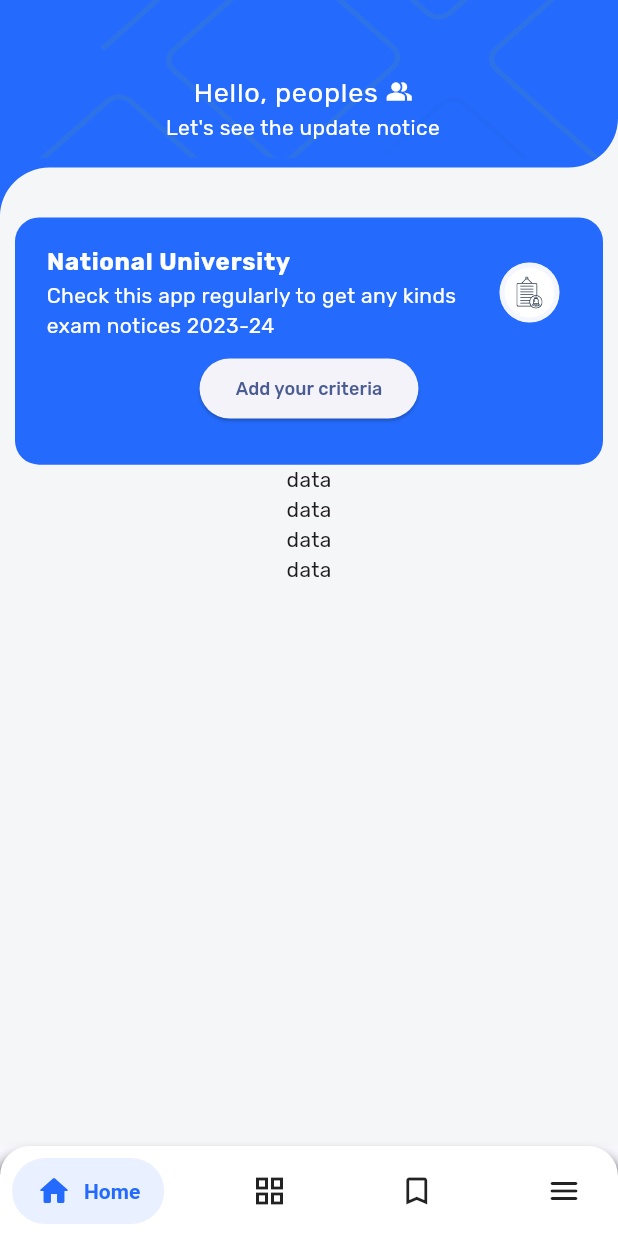
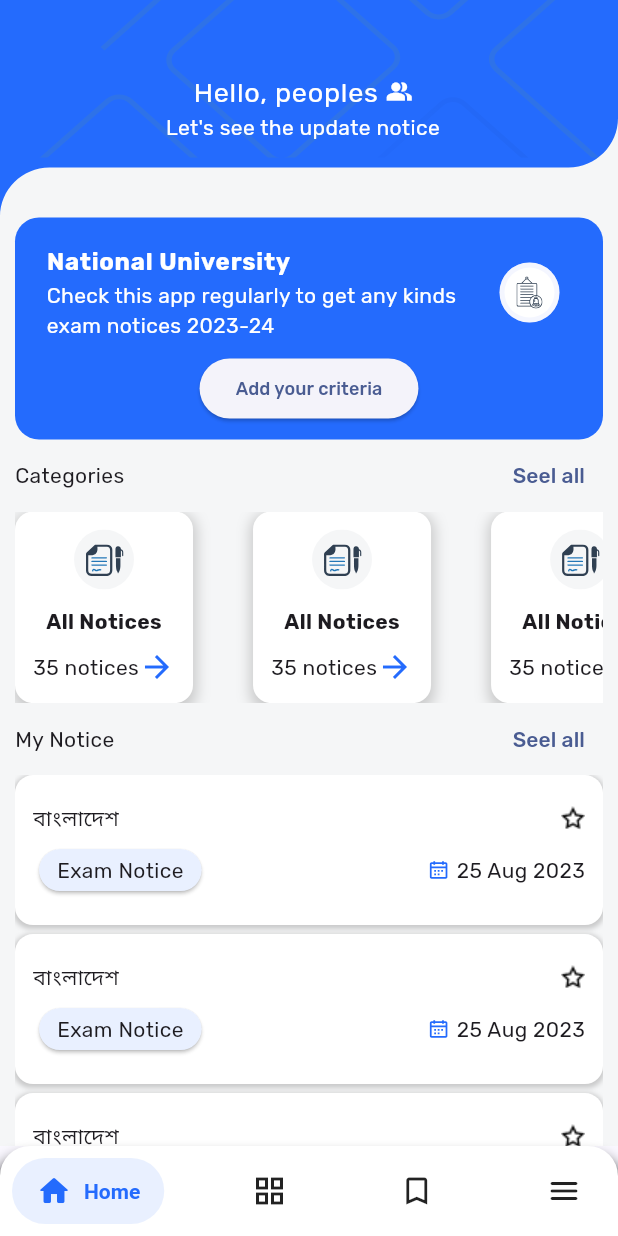
Before and after one commit to aacfahim/notice-board, a Flutter app: the screen it shows after launch, on a phone screen of 412 x 824 dp. Run offline on Flutter 3.47's test engine with Material 3 defaults, Android fonts, the phone set to English and light mode, and no system bars; drawn by our look-alikes of salomon_bottom_bar; our stand-ins replace flutter_svg, google_fonts.

Commit message:
category and notice tile

```diff
--- a/lib/features/home/ui/home.dart
+++ b/lib/features/home/ui/home.dart
@@ -1,7 +1,9 @@
 import 'package:flutter/material.dart';
 import 'package:flutter_svg/flutter_svg.dart';
+import 'package:notice_board/features/home/ui/widgets/categories_tile.dart';
 import 'package:notice_board/features/home/ui/widgets/criteria_widget.dart';
 import 'package:notice_board/features/home/ui/widgets/home_appbar.dart';
+import 'package:notice_board/features/home/ui/widgets/notice_tile.dart';
 
 import '../../../utils/const.dart';
 
@@ -16,6 +18,7 @@ class _HomeState extends State<Home> {
   @override
   Widget build(BuildContext context) {
     double height = MediaQuery.of(context).size.height;
+    double width = MediaQuery.of(context).size.width;
 
     return Scaffold(
       extendBody: true,
@@ -27,12 +30,11 @@ class _HomeState extends State<Home> {
             Container(
               padding: const EdgeInsets.symmetric(horizontal: 10),
               child: Column(
-                //shrinkWrap: true,
                 children: [
                   Container(
                     padding:
                         const EdgeInsets.symmetric(vertical: 10, horizontal: 5),
-                    height: height * 0.20,
+                    // height: height * 0.20,
                     width: double.infinity,
                     decoration: BoxDecoration(
                       color: PRIMARY_COLOR,
@@ -40,10 +42,48 @@ class _HomeState extends State<Home> {
                     ),
                     child: CriteriaWidget(),
                   ),
-                  Text("data"),
-                  Text("data"),
-                  Text("data"),
-                  Text("data"),
+                  Row(
+                    mainAxisAlignment: MainAxisAlignment.spaceBetween,
+                    children: [
+                      Text("Categories"),
+                      TextButton(
+                          onPressed: () {}, child: const Text("Seel all"))
+                    ],
+                  ),
+                  SizedBox(
+                    // color: Colors.red,
+                    height: height * 0.155,
+                    // height: 200,
+                    child: ListView.separated(
+                      scrollDirection: Axis.horizontal,
+                      itemCount: 10,
+                      itemBuilder: (context, index) {
+                        return CategoryTile(
+                            title: "All Notices", noticesCount: 35);
+                      },
+                      separatorBuilder: (context, index) => SizedBox(width: 40),
+                    ),
+                  ),
+                  Row(
+                    mainAxisAlignment: MainAxisAlignment.spaceBetween,
+                    children: [
+                      Text("My Notice"),
+                      TextButton(
+                          onPressed: () {}, child: const Text("Seel all"))
+                    ],
+                  ),
+                  SizedBox(
+                    // height: double.maxFinite,
+                    height: height * 0.5,
+
+                    child: ListView.separated(
+                        itemBuilder: (index, context) {
+                          return NoticeTile();
+                        },
+                        separatorBuilder: (index, context) =>
+                            SizedBox(height: 6),
+                        itemCount: 30),
+                  ),
                 ],
               ),
             ),
--- /dev/null
+++ b/lib/features/home/ui/widgets/categories_tile.dart
@@ -0,0 +1,58 @@
+import 'package:flutter/material.dart';
+import 'package:flutter_svg/flutter_svg.dart';
+import 'package:notice_board/utils/const.dart';
+
+class CategoryTile extends StatelessWidget {
+  const CategoryTile(
+      {super.key, required this.title, required this.noticesCount});
+  final String title;
+  final int noticesCount;
+
+  @override
+  Widget build(BuildContext context) {
+    double height = MediaQuery.of(context).size.height;
+    double width = MediaQuery.of(context).size.width;
+    return Container(
+      // height: height * .155,
+      height: 100,
+      // width: width * .4,
+      decoration: BoxDecoration(
+          color: Colors.white,
+          boxShadow: [
+            BoxShadow(
+              color: Colors.grey.withOpacity(0.5),
+              spreadRadius: 2,
+              blurRadius: 7,
+              offset: Offset(0, 3),
+            ),
+          ],
+          borderRadius: BorderRadius.circular(12)),
+      child: Padding(
+        padding: const EdgeInsets.all(12.0),
+        child: Column(
+            mainAxisAlignment: MainAxisAlignment.spaceBetween,
+            children: [
+              SvgPicture.asset(
+                "assets/category_icon.svg",
+                fit: BoxFit.cover,
+              ),
+              SizedBox(height: 6),
+              Align(
+                  alignment: Alignment.bottomLeft,
+                  child: Text(
+                    title,
+                    style: TextStyle(fontWeight: FontWeight.bold),
+                  )),
+              SizedBox(height: 3),
+              Row(
+                mainAxisAlignment: MainAxisAlignment.spaceBetween,
+                children: [
+                  Text("$noticesCount notices"),
+                  Icon(Icons.arrow_forward, color: PRIMARY_COLOR),
+                ],
+              ),
+            ]),
+      ),
+    );
+  }
+}
--- /dev/null
+++ b/lib/features/home/ui/widgets/notice_tile.dart
@@ -0,0 +1,66 @@
+import 'package:flutter/material.dart';
+import 'package:flutter_svg/flutter_svg.dart';
+
+class NoticeTile extends StatelessWidget {
+  const NoticeTile({super.key, this.bookmarked = false});
+  final bool bookmarked;
+
+  @override
+  Widget build(BuildContext context) {
+    return Container(
+      padding: EdgeInsets.all(12),
+      height: 100,
+      decoration: BoxDecoration(
+        color: Colors.white,
+        borderRadius: BorderRadius.circular(12),
+        boxShadow: [
+          BoxShadow(
+            color: Colors.grey.withOpacity(0.5),
+            spreadRadius: 1,
+            blurRadius: 2,
+            offset: Offset(0, 1),
+          ),
+        ],
+      ),
+      child: Column(
+        mainAxisAlignment: MainAxisAlignment.spaceEvenly,
+        children: [
+          Row(
+            mainAxisAlignment: MainAxisAlignment.spaceBetween,
+            children: [
+              Text("বাংলাদেশ"),
+              bookmarked
+                  ? Image.asset("assets/bookmarked.png")
+                  : Image.asset("assets/unbookmarked.png")
+            ],
+          ),
+          Row(
+            mainAxisAlignment: MainAxisAlignment.spaceBetween,
+            children: [
+              Card(
+                shape: RoundedRectangleBorder(
+                  borderRadius: BorderRadius.circular(15.0),
+                ),
+                color: Color(0xffE9F0FF),
+                child: Padding(
+                  padding:
+                      const EdgeInsets.symmetric(horizontal: 12.0, vertical: 4),
+                  child: Text("Exam Notice"),
+                ),
+              ),
+              Row(
+                children: [
+                  SvgPicture.asset(
+                    "assets/calendar-dates.svg",
+                  ),
+                  SizedBox(width: 5),
+                  Text("25 Aug 2023")
+                ],
+              )
+            ],
+          )
+        ],
+      ),
+    );
+  }
+}
```
Also changed, not shown: assets/bookmarked.png (added), assets/calendar-dates.png (added), assets/calendar-dates.svg (added), assets/category_icon.svg (added), assets/unbookmarked.png (added).
